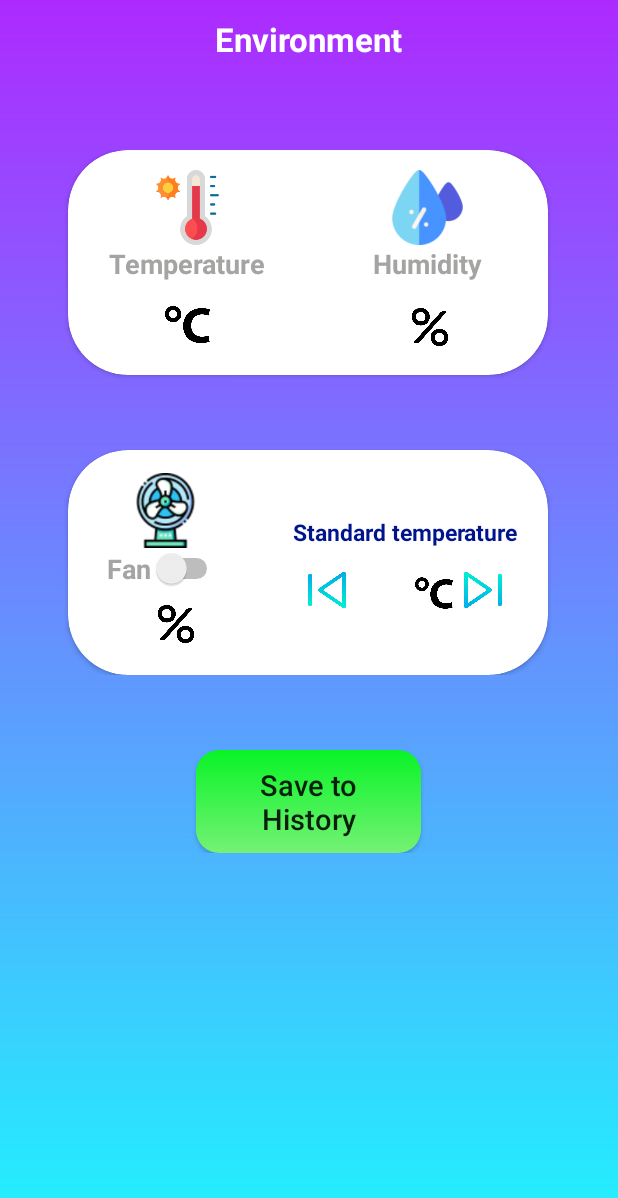
After one commit to congson99/Smart-Warehouse, an Android app: the layout activity_env_demo.xml on its own in the app's theme, with its tools: preview values and no code run, on a phone screen of 412 x 824 dp. The commit adds this screen. Shown: the top 1198 px of the screen. Run offline under Robolectric (Android 15) with nearby library versions, the phone set to English and light mode, and no system bars.

Commit message:
Add test mode
- Add Environment without chart

```diff
--- a/app/src/main/AndroidManifest.xml
+++ b/app/src/main/AndroidManifest.xml
@@ -10,7 +10,6 @@
     <uses-permission android:name="android.permission.READ_EXTERNAL_STORAGE" />
     <uses-permission android:name="android.permission.WRITE_EXTERNAL_STORAGE" />
 
-
     <uses-feature android:name="android.hardware.usb.host" />
 
     <uses-permission android:name="android.permission.USB_PERMISSION" />
@@ -22,6 +21,7 @@
         android:roundIcon="@mipmap/ic_launcher_foreground"
         android:supportsRtl="true"
         android:theme="@style/Theme.AppCompat.Light.NoActionBar">
+        <activity android:name=".EnvDemoActivity"></activity>
         <activity android:name=".FanActivity" />
         <activity android:name=".DemoActivity" />
         <activity android:name=".HistoryActivity" />
--- /dev/null
+++ b/app/src/main/res/layout/activity_env_demo.xml
@@ -0,0 +1,281 @@
+<?xml version="1.0" encoding="utf-8"?>
+<RelativeLayout
+    xmlns:android="http://schemas.android.com/apk/res/android"
+    xmlns:app="http://schemas.android.com/apk/res-auto"
+    xmlns:tools="http://schemas.android.com/tools"
+    android:background="@drawable/background_app_2"
+    android:layout_width="match_parent"
+    android:layout_height="match_parent"
+    tools:context=".EnvDemoActivity">
+
+
+    <include
+        android:id="@+id/app_bar_environment2"
+        layout = "@layout/app_bar_environment">
+    </include>
+
+    <RelativeLayout
+        android:id="@+id/environment_acti_ralative_for_card2"
+        android:layout_width="wrap_content"
+        android:layout_height="wrap_content"
+        android:layout_centerHorizontal="true"
+        android:layout_marginTop="100dp">
+
+        <androidx.cardview.widget.CardView
+            android:id="@+id/environment_acti_card_temp2"
+            android:layout_width="320dp"
+            android:layout_height="150dp"
+            android:layout_centerHorizontal="true"
+            android:layout_marginStart="30dp"
+            app:cardCornerRadius="40dp">
+
+            <LinearLayout
+                android:layout_width="match_parent"
+                android:layout_height="match_parent"
+                android:orientation="horizontal">
+                <LinearLayout
+                    android:layout_width="160dp"
+                    android:layout_height="wrap_content"
+                    android:layout_marginStart="0dp"
+                    android:layout_gravity="center_vertical"
+                    android:orientation="vertical">
+
+                    <ImageView
+                        android:id="@+id/demo1ne2"
+                        android:layout_width="50dp"
+                        android:layout_height="50dp"
+                        android:layout_gravity="center_horizontal"
+                        android:src="@drawable/ic_temperature_lite" />
+
+                    <TextView
+                        android:layout_width="wrap_content"
+                        android:layout_height="wrap_content"
+                        android:layout_gravity="center_horizontal"
+                        android:text="@string/temperature"
+                        android:textColor="#A4A4A3"
+                        android:textSize="18sp"
+                        android:textStyle="bold" />
+
+                    <LinearLayout
+                        android:layout_width="wrap_content"
+                        android:layout_height="wrap_content"
+                        android:layout_gravity="center_horizontal"
+                        android:layout_marginTop="8dp"
+                        android:orientation="horizontal">
+
+                        <TextView
+                            android:id="@+id/environment_show_temperature2"
+                            android:layout_width="wrap_content"
+                            android:layout_height="wrap_content"
+                            android:layout_gravity="center_horizontal"
+                            android:text=""
+                            android:textColor="#151515"
+                            android:textSize="30sp"
+                            android:textStyle="bold" />
+
+                        <ImageView
+                            android:layout_width="30dp"
+                            android:layout_height="match_parent"
+                            android:src="@drawable/ic_celsius" />
+                    </LinearLayout>
+
+                </LinearLayout>
+
+                <LinearLayout
+                    android:layout_width="160dp"
+                    android:layout_height="wrap_content"
+                    android:layout_gravity="center_vertical"
+                    android:layout_marginEnd="0dp"
+                    android:orientation="vertical">
+
+                    <ImageView
+                        android:id="@+id/demo2ne2"
+                        android:layout_width="50dp"
+                        android:layout_height="50dp"
+                        android:layout_gravity="center_horizontal"
+                        android:src="@drawable/ic_humidity_lite" />
+
+                    <TextView
+                        android:layout_width="wrap_content"
+                        android:layout_height="wrap_content"
+                        android:layout_gravity="center_horizontal"
+                        android:text="@string/humidity"
+                        android:textColor="#A4A4A3"
+                        android:textSize="18sp"
+                        android:textStyle="bold" />
+
+                    <LinearLayout
+                        android:layout_width="wrap_content"
+                        android:layout_height="wrap_content"
+                        android:layout_gravity="center_horizontal"
+                        android:layout_marginTop="8dp"
+                        android:orientation="horizontal">
+
+                        <TextView
+                            android:id="@+id/environment_show_humidity2"
+                            android:layout_width="wrap_content"
+                            android:layout_height="wrap_content"
+                            android:layout_gravity="center_horizontal"
+                            android:text=""
+                            android:textColor="#151515"
+                            android:textSize="30sp"
+                            android:textStyle="bold" />
+
+                        <ImageView
+                            android:layout_width="25dp"
+                            android:layout_height="25dp"
+                            android:layout_gravity="center_vertical"
+                            android:layout_marginStart="3dp"
+                            android:layout_marginTop="2dp"
+                            android:src="@drawable/ic_percent" />
+                    </LinearLayout>
+                </LinearLayout>
+            </LinearLayout>
+        </androidx.cardview.widget.CardView>
+
+        <androidx.cardview.widget.CardView
+            android:id="@+id/environment_acti_card_bright2"
+            android:layout_below="@+id/environment_acti_card_temp2"
+            android:layout_width="320dp"
+            android:layout_height="150dp"
+            android:layout_centerHorizontal="true"
+            android:layout_marginTop="50dp"
+            app:cardCornerRadius="40dp">
+
+            <LinearLayout
+                android:layout_width="match_parent"
+                android:layout_height="match_parent"
+                android:orientation="horizontal">
+                <LinearLayout
+                    android:layout_width="130dp"
+                    android:layout_height="wrap_content"
+                    android:layout_marginStart="0dp"
+                    android:layout_gravity="center_vertical"
+                    android:orientation="vertical">
+                    <ImageView
+                        android:id="@+id/quat2"
+                        android:layout_width="50dp"
+                        android:layout_height="50dp"
+                        android:layout_gravity="center_horizontal"
+                        android:src="@drawable/fan" />
+
+                    <Switch
+                        android:id="@+id/fanonoff2"
+                        android:text="Fan"
+                        android:textColor="#A4A4A3"
+                        android:textSize="18sp"
+                        android:textStyle="bold"
+                        android:layout_width="wrap_content"
+                        android:layout_height="wrap_content"
+                        android:layout_gravity="center_horizontal"/>
+
+                    <LinearLayout
+                        android:layout_width="wrap_content"
+                        android:layout_height="wrap_content"
+                        android:layout_gravity="center_horizontal"
+                        android:layout_marginTop="1dp"
+                        android:layout_marginStart="5dp"
+                        android:orientation="horizontal">
+                        <TextView
+                            android:id="@+id/environment_show_speker2"
+                            android:layout_width="wrap_content"
+                            android:layout_height="wrap_content"
+                            android:layout_gravity="center_horizontal"
+                            android:text=""
+                            android:textStyle="bold"
+                            android:textColor="#151515"
+                            android:textSize="30sp"/>
+                        <ImageView
+                            android:layout_width="25dp"
+                            android:layout_height="25dp"
+                            android:layout_marginStart="3dp"
+                            android:layout_marginTop="2dp"
+                            android:layout_gravity="center_vertical"
+                            android:src="@drawable/ic_percent"/>
+                    </LinearLayout>
+                </LinearLayout>
+                <LinearLayout
+                    android:layout_width="190dp"
+                    android:layout_height="wrap_content"
+                    android:layout_gravity="center_vertical"
+                    android:layout_marginEnd="0dp"
+                    android:orientation="vertical">
+
+                    <LinearLayout
+                        android:layout_width="wrap_content"
+                        android:layout_height="wrap_content"
+                        android:layout_gravity="center_horizontal"
+                        android:layout_marginTop="8dp"
+                        android:orientation="horizontal">
+
+                        <TextView
+                            android:layout_width="wrap_content"
+                            android:layout_height="wrap_content"
+                            android:layout_gravity="center_horizontal"
+                            android:text="Standard temperature"
+                            android:textColor="#00158C"
+                            android:textSize="15sp"
+                            android:textStyle="bold" />
+                    </LinearLayout>
+
+                    <LinearLayout
+                        android:layout_width="wrap_content"
+                        android:layout_height="wrap_content"
+                        android:layout_gravity="center_horizontal"
+                        android:layout_marginTop="8dp"
+                        android:orientation="horizontal">
+
+                        <ImageView
+                            android:id="@+id/environment_bt_pre2"
+                            android:layout_width="40dp"
+                            android:layout_height="40dp"
+                            android:layout_gravity="center_vertical"
+                            android:src="@drawable/pre"/>
+                        <TextView
+                            android:id="@+id/environment_bestcel2"
+                            android:layout_width="35dp"
+                            android:layout_height="wrap_content"
+                            android:layout_gravity="center_horizontal"
+                            android:text=""
+                            android:textColor="#151515"
+                            android:textSize="30sp"
+                            android:textStyle="bold" />
+
+                        <ImageView
+                            android:layout_width="25dp"
+                            android:layout_height="25dp"
+                            android:layout_gravity="center_vertical"
+                            android:layout_marginStart="3dp"
+                            android:layout_marginTop="2dp"
+                            android:src="@drawable/ic_celsius" />
+                        <ImageView
+                            android:id="@+id/environment_bt_next2"
+                            android:layout_width="40dp"
+                            android:layout_height="40dp"
+                            android:layout_gravity="center_vertical"
+                            android:src="@drawable/next"/>
+                    </LinearLayout>
+                </LinearLayout>
+            </LinearLayout>
+        </androidx.cardview.widget.CardView>
+    </RelativeLayout>
+
+    <LinearLayout
+        android:id="@+id/layoutbutton2"
+        android:layout_width="match_parent"
+        android:layout_height="wrap_content"
+        android:layout_below="@+id/environment_acti_ralative_for_card2"
+        android:layout_marginTop="50dp"
+        android:orientation="vertical">
+        <Button
+            android:id="@+id/environment_btn_save2"
+            android:layout_width="150dp"
+            android:layout_height="wrap_content"
+            android:layout_gravity="center_horizontal"
+            android:background="@drawable/change_product_button_save"
+            android:text="Save to History"
+            android:textAllCaps="false"
+            android:textSize="19sp"/>
+    </LinearLayout>
+
+</RelativeLayout>
```
Also changed, not shown: app/src/main/java/com/example/warehousemanagement/EnvDemoActivity.java (added, +324 -0 lines), app/src/main/java/com/example/warehousemanagement/HomeActivity.java (+12 -0 lines).
